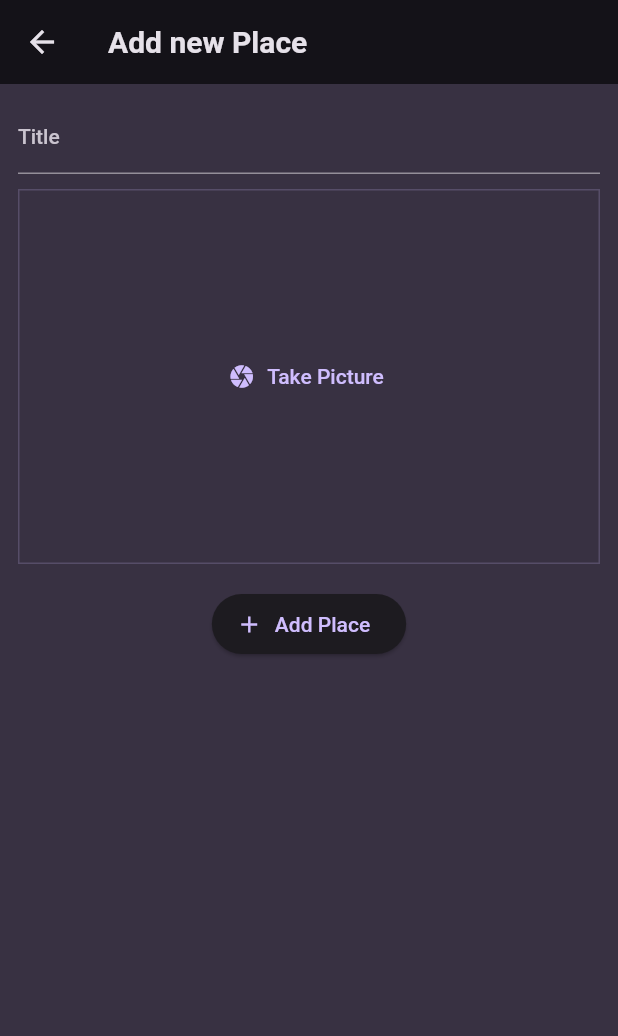
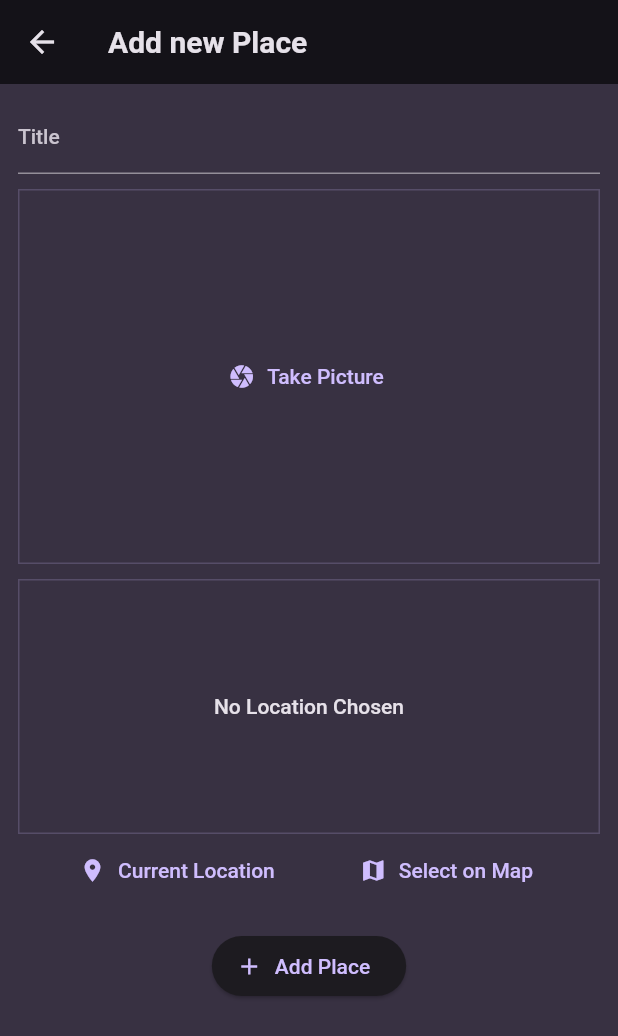
Before and after one commit to mnengineer/favorite_places_app, a Flutter app: the AddPlaceScreen screen opened directly, on a phone screen of 412 x 824 dp. Shown: the top 1036 px of the screen. Run offline on Flutter 3.47's test engine with Material 2 defaults, Android fonts, the light colour scheme and no system bars; our stand-ins replace flutter_riverpod, google_fonts, image_picker.

Commit message:
feat: LocationInputWidget追加

```diff
--- a/lib/screens/add_place.dart
+++ b/lib/screens/add_place.dart
@@ -2,6 +2,7 @@ import 'dart:io';
 
 import 'package:favorite_places_app/providers/user_places.dart';
 import 'package:favorite_places_app/widgets/image_input.dart';
+import 'package:favorite_places_app/widgets/location_input.dart';
 import 'package:flutter/material.dart';
 import 'package:flutter_riverpod/flutter_riverpod.dart';
 
@@ -58,6 +59,8 @@ class _AddPlaceScreenState extends ConsumerState<AddPlaceScreen> {
                 _selectedImage = Image;
               },
             ),
+            const SizedBox(height: 10),
+            const LocationInput(),
             const SizedBox(height: 16),
             ElevatedButton.icon(
               onPressed: _savePlace,
--- /dev/null
+++ b/lib/widgets/location_input.dart
@@ -0,0 +1,51 @@
+import 'package:flutter/material.dart';
+
+class LocationInput extends StatefulWidget {
+  const LocationInput({Key? key}) : super(key: key);
+
+  @override
+  State<LocationInput> createState() => _LocationInputState();
+}
+
+class _LocationInputState extends State<LocationInput> {
+  @override
+  Widget build(BuildContext context) {
+    return Column(
+      children: [
+        Container(
+          height: 170,
+          width: double.infinity,
+          alignment: Alignment.center,
+          decoration: BoxDecoration(
+            border: Border.all(
+              width: 1,
+              color: Theme.of(context).colorScheme.primary.withOpacity(.2),
+            ),
+          ),
+          child: Text(
+            'No Location Chosen',
+            textAlign: TextAlign.center,
+            style: Theme.of(context).textTheme.bodyLarge!.copyWith(
+                  color: Theme.of(context).colorScheme.onBackground,
+                ),
+          ),
+        ),
+        Row(
+          mainAxisAlignment: MainAxisAlignment.spaceEvenly,
+          children: [
+            TextButton.icon(
+              onPressed: () {},
+              icon: const Icon(Icons.location_on),
+              label: const Text('Current Location'),
+            ),
+            TextButton.icon(
+              onPressed: () {},
+              icon: const Icon(Icons.map),
+              label: const Text('Select on Map'),
+            ),
+          ],
+        ),
+      ],
+    );
+  }
+}
```
